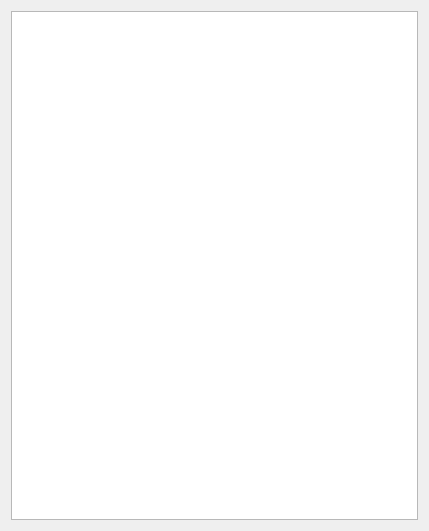
Old version of the form examples/02_nodetree/dialog.ui in the repository juangburgos/QUaServerWidgets.
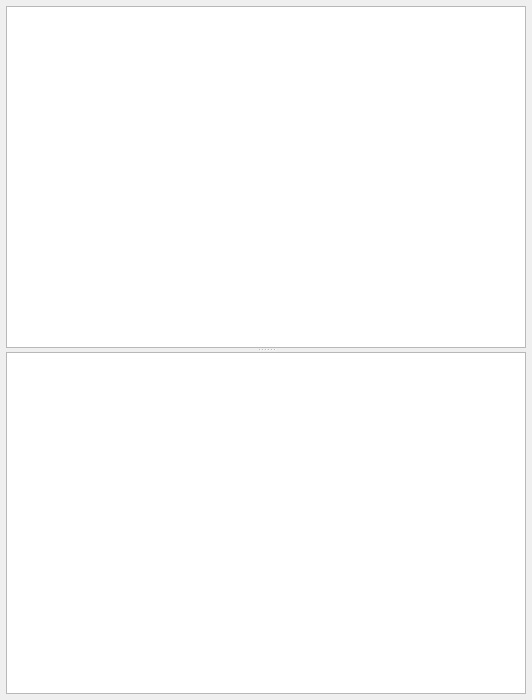
New version of the form. Custom widgets are drawn as their Qt base class.

Commit message: Fixed tree model abstraction but needs further testing

Diff of the .ui file:
```diff
--- a/examples/02_nodetree/dialog.ui
+++ b/examples/02_nodetree/dialog.ui
@@ -6,16 +6,41 @@
    <rect>
     <x>0</x>
     <y>0</y>
-    <width>429</width>
-    <height>531</height>
+    <width>532</width>
+    <height>700</height>
    </rect>
   </property>
   <property name="windowTitle">
    <string>Dialog</string>
   </property>
   <layout class="QGridLayout" name="gridLayout">
+   <property name="leftMargin">
+    <number>6</number>
+   </property>
+   <property name="topMargin">
+    <number>6</number>
+   </property>
+   <property name="rightMargin">
+    <number>6</number>
+   </property>
+   <property name="bottomMargin">
+    <number>6</number>
+   </property>
    <item row="0" column="0">
-    <widget class="QUaNodeTreeView" name="treeView"/>
+    <widget class="QSplitter" name="splitter">
+     <property name="orientation">
+      <enum>Qt::Vertical</enum>
+     </property>
+     <widget class="QUaNodeTreeView" name="treeViewNodes"/>
+     <widget class="QUaLogTreeView" name="treeViewLog">
+      <property name="sizePolicy">
+       <sizepolicy hsizetype="Expanding" vsizetype="Preferred">
+        <horstretch>0</horstretch>
+        <verstretch>0</verstretch>
+       </sizepolicy>
+      </property>
+     </widget>
+    </widget>
    </item>
   </layout>
  </widget>
@@ -25,6 +50,11 @@
    <extends>QTreeView</extends>
    <header>dialog.h</header>
   </customwidget>
+  <customwidget>
+   <class>QUaLogTreeView</class>
+   <extends>QTreeView</extends>
+   <header>dialog.h</header>
+  </customwidget>
  </customwidgets>
  <resources/>
  <connections/>
```
The commit also changes 12 other files.
